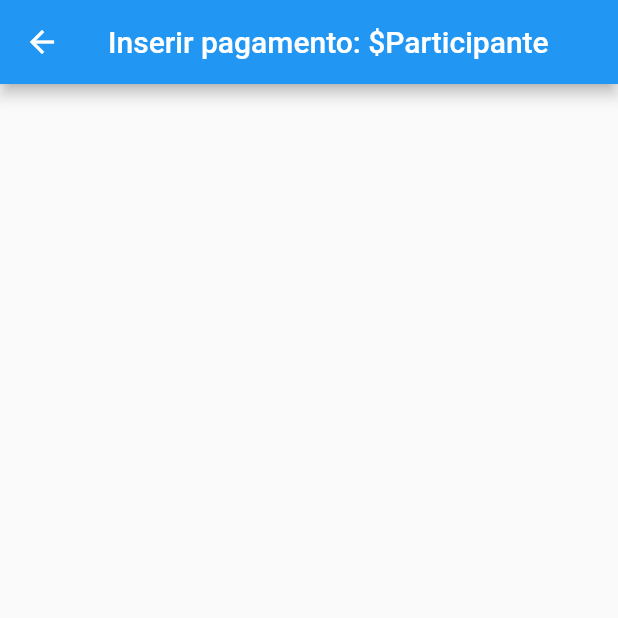
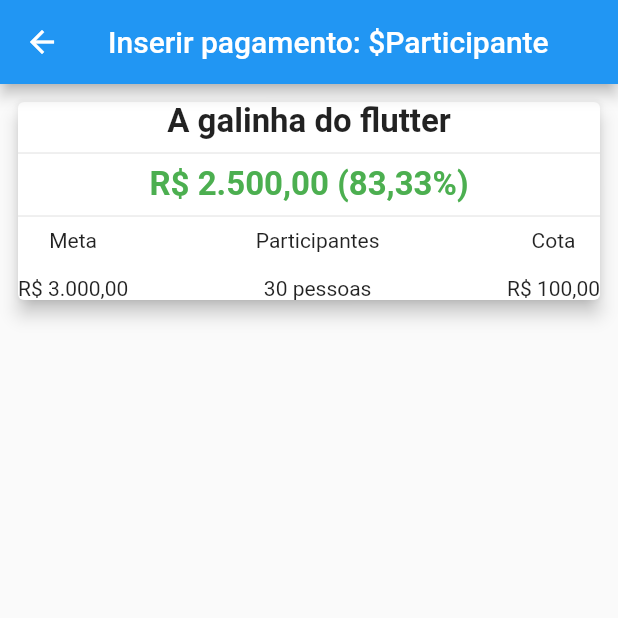
Before and after one commit to Akira-Ssan/JunTos, a Flutter app: the GerenciarPagamento screen opened by its route, on a phone screen of 412 x 824 dp, the top half of it. Run offline on Flutter 3.47's test engine with Material 2 defaults, Android fonts, the phone set to English and light mode, and no system bars; our stand-ins replace device_preview.

Commit message:
criação do card gerencia

```diff
--- /dev/null
+++ b/projeto_jenice_pay_list/lib/view/custom_widgets_view/card_gerencia.dart
@@ -0,0 +1,95 @@
+import 'package:flutter/material.dart';
+
+class CardGerencia extends StatefulWidget {
+  const CardGerencia({super.key});
+
+  @override
+  State<CardGerencia> createState() => _CardGerenciaState();
+}
+
+class _CardGerenciaState extends State<CardGerencia> {
+  @override
+  Widget build(BuildContext context) {
+    return const Column(
+      mainAxisSize: MainAxisSize.min,
+      children: [
+        Padding(
+          padding: EdgeInsets.all(8.0),
+          child: Center(
+            child: Card(
+              elevation: 5,
+              child: Column(
+                children: [
+                  Text(
+                    'A galinha do flutter',
+                    style: TextStyle(fontWeight: FontWeight.bold, fontSize: 22),
+                  ),
+                  Divider(),
+                  Text(
+                    'R\$ 2.500,00 (83,33%)',
+                    style: TextStyle(
+                        fontSize: 22,
+                        color: Colors.green,
+                        fontWeight: FontWeight.bold),
+                  ),
+                  Divider(
+                      //color: Colors.amber,
+                      //endIndent: 80,
+                      //indent: 80,
+                      //height: 10,
+                      //thickness: 3,
+                      ),
+                  Row(
+                    mainAxisAlignment: MainAxisAlignment.spaceBetween,
+                    mainAxisSize: MainAxisSize.max,
+                    children: [
+                      Column(
+                        children: [
+                          Text('Meta'),
+                          Divider(
+                            color: Colors.blue,
+                            thickness: 5,
+                          ),
+                          Text('R\$ 3.000,00')
+                        ],
+                      ),
+                      Column(
+                        children: [
+                          Text('Participantes'),
+                          Divider(),
+                          Text('30 pessoas')
+                        ],
+                      ),
+                      Column(
+                        children: [Text('Cota'), Divider(), Text('R\$ 100,00')],
+                      ),
+                    ],
+                  )
+                ],
+              ),
+            ),
+          ),
+        ),
+      ],
+    );
+  }
+}
+
+/*
+Container(
+                  decoration: BoxDecoration(
+                    color: Colors.amber,
+                    border: Border.all(width: 5),
+                  ),
+                  child: Container(
+                    decoration: BoxDecoration(
+                      color: Colors.blue,
+                      border: Border.all(width: 5),
+                    ),
+                    child: const Text(
+                      '99%',
+                      style: TextStyle(color: Colors.black),
+                    ),
+                  ),
+                ),
+                */
--- a/projeto_jenice_pay_list/lib/view/gerenciar_inserir_pagamento_view.dart
+++ b/projeto_jenice_pay_list/lib/view/gerenciar_inserir_pagamento_view.dart
@@ -1,4 +1,5 @@
 import 'package:flutter/material.dart';
+import 'package:projeto_jenice_pay_list/view/custom_widgets_view/card_gerencia.dart';
 
 class GerenciarPagamento extends StatefulWidget {
   const GerenciarPagamento({super.key});
@@ -14,6 +15,7 @@ class _GerenciarPagamentoState extends State<GerenciarPagamento> {
       appBar: AppBar(
         title: const Text('Inserir pagamento: \$Participante'),
       ),
+      body: const CardGerencia(),
     );
   }
 }
```
Also changed, not shown: projeto_jenice_pay_list/lib/view/sobre_view.dart (+6 -5 lines), projeto_jenice_pay_list/assets/images/fatec.png (deleted), 2 other files.
